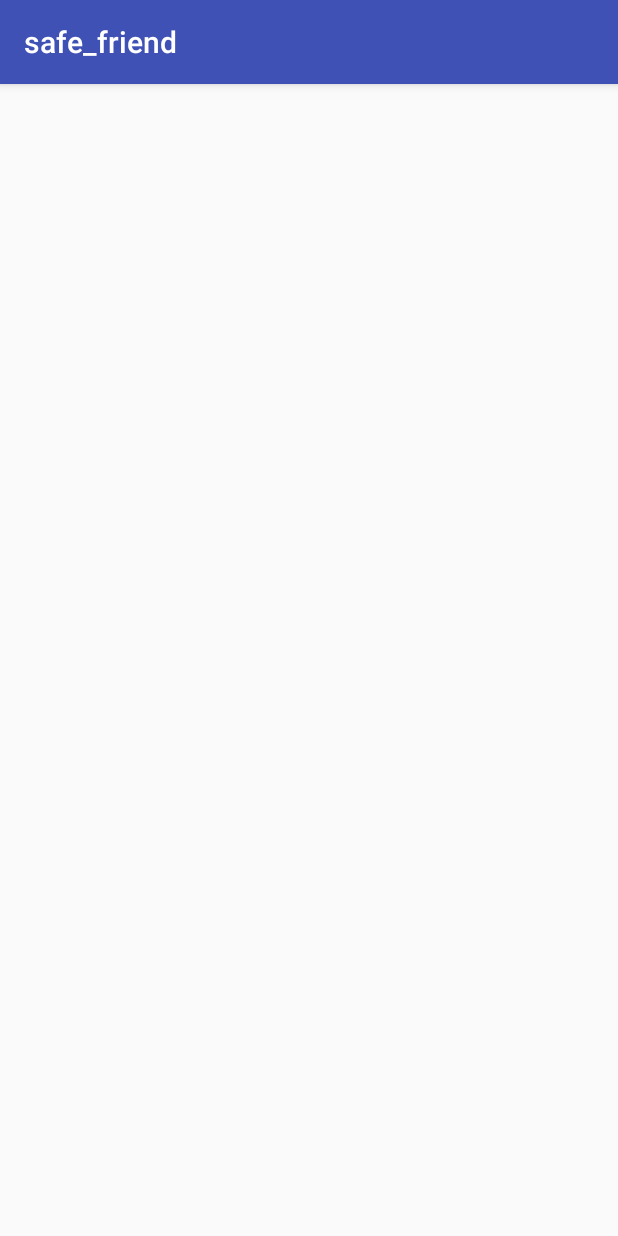
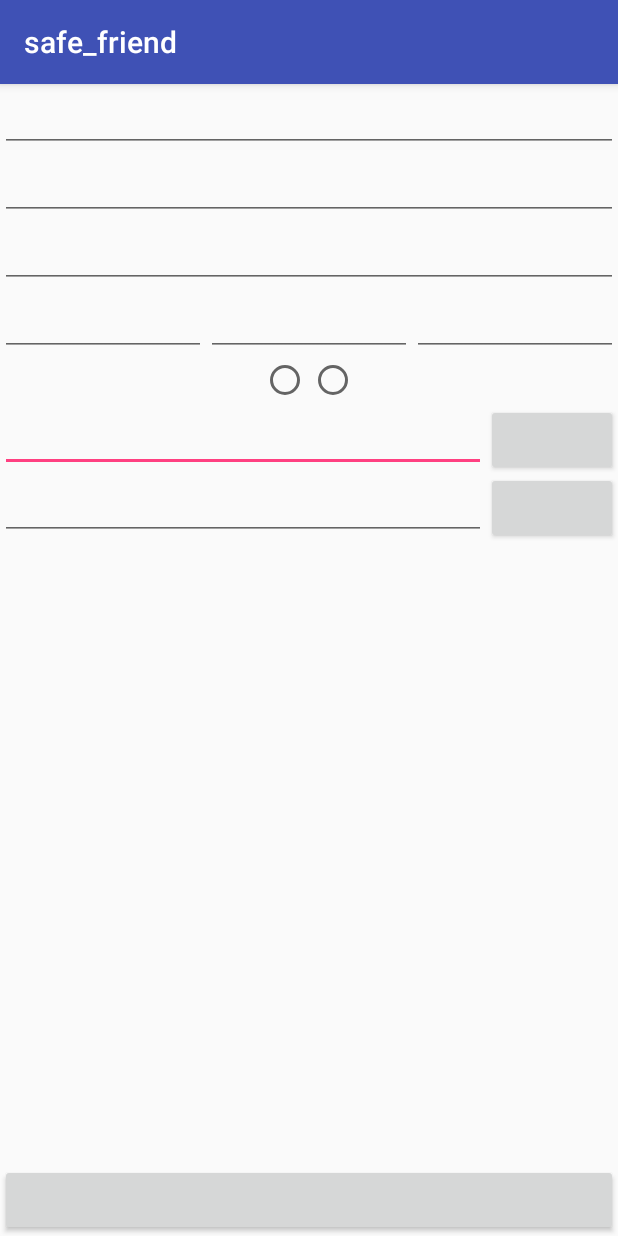
Before and after one commit to sgk0713/safe_friend, an Android app: the RegisterActivity screen opened directly, with no data from a screen before it, on a phone screen of 412 x 824 dp. Run offline under Robolectric (Android 15) with nearby library versions, the phone set to English and light mode, and no system bars.

Commit message:
회원가입 레이아웃

```diff
--- a/app/src/main/res/layout/activity_register.xml
+++ b/app/src/main/res/layout/activity_register.xml
@@ -7,4 +7,123 @@
     android:layout_height="match_parent"
     tools:context=".Register.RegisterActivity">
 
+    <EditText
+        android:id="@+id/register_phone_num_edt"
+        android:layout_width="0dp"
+        android:layout_height="wrap_content"
+        app:layout_constraintEnd_toStartOf="@id/register_phone_num_btn"
+        app:layout_constraintHorizontal_chainStyle="packed"
+        app:layout_constraintStart_toStartOf="parent"
+        app:layout_constraintTop_toBottomOf="@id/register_sex_rg"/>
+
+    <Button
+        android:id="@+id/register_phone_num_btn"
+        android:layout_width="wrap_content"
+        android:layout_height="wrap_content"
+        app:layout_constraintEnd_toEndOf="parent"
+        app:layout_constraintStart_toEndOf="@id/register_phone_num_edt"
+        app:layout_constraintTop_toBottomOf="@id/register_sex_rg"/>
+
+    <EditText
+        android:id="@+id/register_auth_num_edt"
+        android:layout_width="0dp"
+        android:layout_height="wrap_content"
+        app:layout_constraintEnd_toStartOf="@id/register_auth_num_btn"
+        app:layout_constraintHorizontal_chainStyle="packed"
+        app:layout_constraintStart_toStartOf="parent"
+        app:layout_constraintTop_toBottomOf="@id/register_phone_num_edt"/>
+
+    <Button
+        android:id="@+id/register_auth_num_btn"
+        android:layout_width="wrap_content"
+        android:layout_height="wrap_content"
+        app:layout_constraintEnd_toEndOf="parent"
+        app:layout_constraintStart_toEndOf="@id/register_auth_num_edt"
+        app:layout_constraintTop_toBottomOf="@id/register_phone_num_edt"/>
+
+    <EditText
+        android:id="@+id/register_name_edt"
+        android:layout_width="0dp"
+        android:layout_height="wrap_content"
+        app:layout_constraintEnd_toEndOf="parent"
+        app:layout_constraintStart_toStartOf="parent"
+        app:layout_constraintTop_toBottomOf="@id/register_password_edt"/>
+
+    <EditText
+
+        android:id="@+id/register_email_edt"
+        android:layout_width="0dp"
+        android:layout_height="wrap_content"
+        android:inputType="textEmailAddress"
+        app:layout_constraintEnd_toEndOf="parent"
+        app:layout_constraintStart_toStartOf="parent"
+        app:layout_constraintTop_toTopOf="parent"/>
+
+    <EditText
+
+        android:id="@+id/register_password_edt"
+        android:layout_width="0dp"
+        android:layout_height="wrap_content"
+        android:inputType="textPassword"
+        app:layout_constraintEnd_toEndOf="parent"
+        app:layout_constraintStart_toStartOf="parent"
+        app:layout_constraintTop_toBottomOf="@id/register_email_edt"/>
+
+    <EditText
+        android:id="@+id/register_year_edt"
+        android:layout_width="0dp"
+        android:layout_height="wrap_content"
+        android:inputType="numberDecimal"
+        app:layout_constraintEnd_toStartOf="@id/register_month_edt"
+        app:layout_constraintHorizontal_chainStyle="packed"
+        app:layout_constraintStart_toStartOf="parent"
+        app:layout_constraintTop_toBottomOf="@id/register_name_edt"/>
+
+    <EditText
+        android:id="@+id/register_month_edt"
+        android:layout_width="0dp"
+        android:layout_height="wrap_content"
+        android:inputType="numberDecimal"
+        app:layout_constraintEnd_toStartOf="@id/register_day_edt"
+        app:layout_constraintStart_toEndOf="@id/register_year_edt"
+        app:layout_constraintTop_toBottomOf="@id/register_name_edt"/>
+
+    <EditText
+        android:id="@+id/register_day_edt"
+        android:layout_width="0dp"
+        android:layout_height="wrap_content"
+        android:inputType="numberDecimal"
+        app:layout_constraintEnd_toEndOf="parent"
+        app:layout_constraintStart_toEndOf="@id/register_month_edt"
+        app:layout_constraintTop_toBottomOf="@id/register_name_edt"/>
+
+    <RadioGroup
+        android:id="@+id/register_sex_rg"
+        android:layout_width="0dp"
+        android:layout_height="wrap_content"
+        android:gravity="center_horizontal"
+        android:orientation="horizontal"
+        app:layout_constraintEnd_toEndOf="parent"
+        app:layout_constraintStart_toStartOf="parent"
+        app:layout_constraintTop_toBottomOf="@id/register_year_edt">
+
+        <RadioButton
+            android:id="@+id/register_man_rb"
+            android:layout_width="wrap_content"
+            android:layout_height="wrap_content"/>
+
+        <RadioButton
+            android:id="@+id/register_woman_rb"
+            android:layout_width="wrap_content"
+            android:layout_height="wrap_content"/>
+    </RadioGroup>
+
+    <Button
+        android:id="@+id/register_confirm_btn"
+        android:layout_width="0dp"
+        android:layout_height="wrap_content"
+        app:layout_constraintBottom_toBottomOf="parent"
+        app:layout_constraintEnd_toEndOf="parent"
+        app:layout_constraintStart_toStartOf="parent"/>
+
 </android.support.constraint.ConstraintLayout>
```
